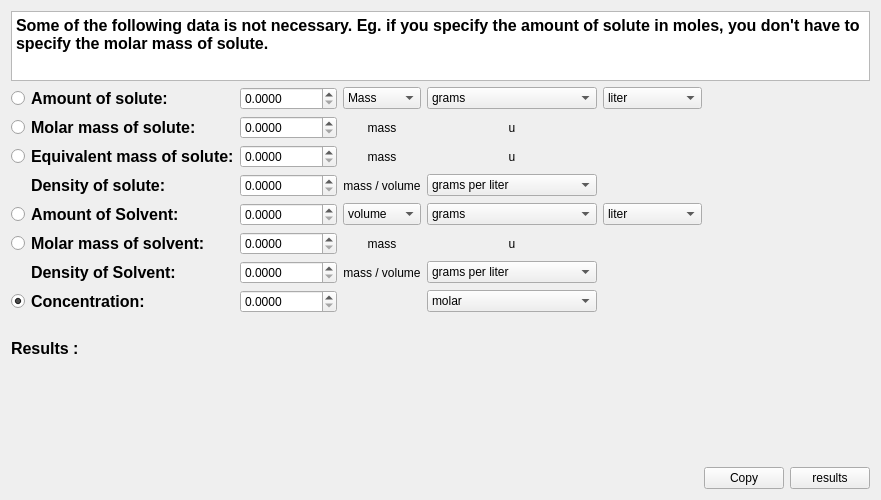
Above: src/calculator/concCalculator.ui from KDE/kalzium before the change. Below: the same form after it.
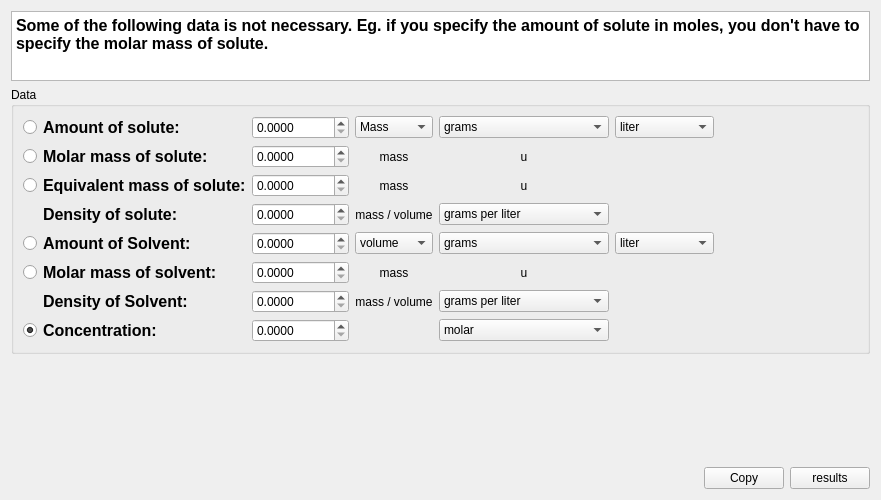
That is the form after the change. Custom widgets are drawn as their Qt base class.

Commit message: Small changes to the user interface, simillar widgets now in group boxes. Changed the value of R ( gas constant ) to 0.0821. Adding the introduction widget to the User interface.

```diff
--- a/src/calculator/concCalculator.ui
+++ b/src/calculator/concCalculator.ui
@@ -32,15 +32,19 @@
     </widget>
    </item>
    <item>
-    <layout class="QGridLayout" name="gridLayout_11">
-     <item row="1" column="1">
+    <widget class="QGroupBox" name="groupBox">
+     <property name="title">
+      <string>Data</string>
+     </property>
+     <layout class="QGridLayout" name="gridLayout">
+      <item row="0" column="0">
       <widget class="QRadioButton" name="r1">
        <property name="text">
         <string/>
        </property>
       </widget>
      </item>
-     <item row="1" column="2">
+      <item row="0" column="1">
       <widget class="QLabel" name="label_36">
        <property name="text">
         <string>&lt;!DOCTYPE HTML PUBLIC &quot;-//W3C//DTD HTML 4.0//EN&quot; &quot;http://www.w3.org/TR/REC-html40/strict.dtd&quot;&gt;
@@ -51,7 +55,7 @@
        </property>
       </widget>
      </item>
-     <item row="1" column="3">
+      <item row="0" column="2">
       <widget class="QDoubleSpinBox" name="amtSolute">
        <property name="decimals">
         <number>4</number>
@@ -61,7 +65,119 @@
        </property>
       </widget>
      </item>
-     <item row="2" column="2">
+      <item row="0" column="3">
+       <widget class="QComboBox" name="amtSltType">
+        <item>
+         <property name="text">
+          <string>Mass</string>
+         </property>
+        </item>
+        <item>
+         <property name="text">
+          <string>volume</string>
+         </property>
+        </item>
+        <item>
+         <property name="text">
+          <string>moles</string>
+         </property>
+        </item>
+       </widget>
+      </item>
+      <item row="0" column="4">
+       <widget class="QComboBox" name="amtSlt_unit">
+        <item>
+         <property name="text">
+          <string>grams</string>
+         </property>
+        </item>
+        <item>
+         <property name="text">
+          <string>tons</string>
+         </property>
+        </item>
+        <item>
+         <property name="text">
+          <string>carats</string>
+         </property>
+        </item>
+        <item>
+         <property name="text">
+          <string>pounds</string>
+         </property>
+        </item>
+        <item>
+         <property name="text">
+          <string>ounces</string>
+         </property>
+        </item>
+        <item>
+         <property name="text">
+          <string>troy ounces</string>
+         </property>
+        </item>
+       </widget>
+      </item>
+      <item row="0" column="5">
+       <widget class="QComboBox" name="amtSlt_unit2">
+        <property name="enabled">
+         <bool>true</bool>
+        </property>
+        <item>
+         <property name="text">
+          <string>liter</string>
+         </property>
+        </item>
+        <item>
+         <property name="text">
+          <string>cubic meters</string>
+         </property>
+        </item>
+        <item>
+         <property name="text">
+          <string>cubic feet</string>
+         </property>
+        </item>
+        <item>
+         <property name="text">
+          <string>cubic inch</string>
+         </property>
+        </item>
+        <item>
+         <property name="text">
+          <string>cubic mile</string>
+         </property>
+        </item>
+        <item>
+         <property name="text">
+          <string>fluid ounce</string>
+         </property>
+        </item>
+        <item>
+         <property name="text">
+          <string>cups</string>
+         </property>
+        </item>
+        <item>
+         <property name="text">
+          <string>gallons</string>
+         </property>
+        </item>
+        <item>
+         <property name="text">
+          <string>pints</string>
+         </property>
+        </item>
+       </widget>
+      </item>
+      <item row="1" column="0">
+       <widget class="QRadioButton" name="r2">
+        <property name="text">
+         <string/>
+        </property>
+       </widget>
+      </item>
+      <item row="1" column="1">
       <widget class="QLabel" name="label_39">
        <property name="text">
         <string>&lt;!DOCTYPE HTML PUBLIC &quot;-//W3C//DTD HTML 4.0//EN&quot; &quot;http://www.w3.org/TR/REC-html40/strict.dtd&quot;&gt;
@@ -72,7 +188,7 @@
        </property>
       </widget>
      </item>
-     <item row="2" column="3">
+      <item row="1" column="2">
       <widget class="QDoubleSpinBox" name="molarMass">
        <property name="decimals">
         <number>4</number>
@@ -82,7 +198,7 @@
        </property>
       </widget>
      </item>
-     <item row="2" column="4">
+      <item row="1" column="3">
       <widget class="QLabel" name="label_17">
        <property name="text">
         <string>mass</string>
@@ -92,7 +208,65 @@
        </property>
       </widget>
      </item>
-     <item row="4" column="2">
+      <item row="1" column="4">
+       <widget class="QLabel" name="label_4">
+        <property name="text">
+         <string>u</string>
+        </property>
+        <property name="alignment">
+         <set>Qt::AlignCenter</set>
+        </property>
+       </widget>
+      </item>
+      <item row="2" column="0">
+       <widget class="QRadioButton" name="r3">
+        <property name="text">
+         <string/>
+        </property>
+       </widget>
+      </item>
+      <item row="2" column="1">
+       <widget class="QLabel" name="label_40">
+        <property name="text">
+         <string>&lt;!DOCTYPE HTML PUBLIC &quot;-//W3C//DTD HTML 4.0//EN&quot; &quot;http://www.w3.org/TR/REC-html40/strict.dtd&quot;&gt;
+&lt;html&gt;&lt;head&gt;&lt;meta name=&quot;qrichtext&quot; content=&quot;1&quot; /&gt;&lt;style type=&quot;text/css&quot;&gt;
+p, li { white-space: pre-wrap; }
+&lt;/style&gt;&lt;/head&gt;&lt;body style=&quot; font-family:'DejaVu Sans'; font-size:9pt; font-weight:400; font-style:normal;&quot;&gt;
+&lt;p style=&quot; margin-top:0px; margin-bottom:0px; margin-left:0px; margin-right:0px; -qt-block-indent:0; text-indent:0px;&quot;&gt;&lt;span style=&quot; font-size:12pt; font-weight:600;&quot;&gt;Equivalent mass of solute:&lt;/span&gt;&lt;/p&gt;&lt;/body&gt;&lt;/html&gt;</string>
+        </property>
+       </widget>
+      </item>
+      <item row="2" column="2">
+       <widget class="QDoubleSpinBox" name="eqtMass">
+        <property name="decimals">
+         <number>4</number>
+        </property>
+        <property name="maximum">
+         <double>1000000000.000000000000000</double>
+        </property>
+       </widget>
+      </item>
+      <item row="2" column="3">
+       <widget class="QLabel" name="label_18">
+        <property name="text">
+         <string>mass</string>
+        </property>
+        <property name="alignment">
+         <set>Qt::AlignCenter</set>
+        </property>
+       </widget>
+      </item>
+      <item row="2" column="4">
+       <widget class="QLabel" name="label_5">
+        <property name="text">
+         <string>u</string>
+        </property>
+        <property name="alignment">
+         <set>Qt::AlignCenter</set>
+        </property>
+       </widget>
+      </item>
+      <item row="3" column="1">
       <widget class="QLabel" name="label_52">
        <property name="text">
         <string>&lt;!DOCTYPE HTML PUBLIC &quot;-//W3C//DTD HTML 4.0//EN&quot; &quot;http://www.w3.org/TR/REC-html40/strict.dtd&quot;&gt;
@@ -103,7 +277,7 @@
        </property>
       </widget>
      </item>
-     <item row="4" column="3">
+      <item row="3" column="2">
       <widget class="QDoubleSpinBox" name="densitySolute">
        <property name="decimals">
         <number>4</number>
@@ -113,7 +287,17 @@
        </property>
       </widget>
      </item>
-     <item row="4" column="5">
+      <item row="3" column="3">
+       <widget class="QLabel" name="label_2">
+        <property name="text">
+         <string>mass / volume</string>
+        </property>
+        <property name="alignment">
+         <set>Qt::AlignCenter</set>
+        </property>
+       </widget>
+      </item>
+      <item row="3" column="4">
       <widget class="QComboBox" name="densSlt_unit">
        <item>
         <property name="text">
@@ -162,14 +346,14 @@
        </item>
       </widget>
      </item>
-     <item row="5" column="1">
+      <item row="4" column="0">
       <widget class="QRadioButton" name="r5">
        <property name="text">
         <string/>
        </property>
       </widget>
      </item>
-     <item row="5" column="2">
+      <item row="4" column="1">
       <widget class="QLabel" name="label_31">
        <property name="text">
         <string>&lt;!DOCTYPE HTML PUBLIC &quot;-//W3C//DTD HTML 4.0//EN&quot; &quot;http://www.w3.org/TR/REC-html40/strict.dtd&quot;&gt;
@@ -180,7 +364,7 @@
        </property>
       </widget>
      </item>
-     <item row="5" column="3">
+      <item row="4" column="2">
       <widget class="QDoubleSpinBox" name="amtSolvent">
        <property name="decimals">
         <number>4</number>
@@ -190,7 +374,7 @@
        </property>
       </widget>
      </item>
-     <item row="5" column="4">
+      <item row="4" column="3">
       <widget class="QComboBox" name="amtSlvtType">
        <item>
         <property name="text">
@@ -209,242 +393,7 @@
        </item>
       </widget>
      </item>
-     <item row="7" column="2">
-      <widget class="QLabel" name="label_55">
-       <property name="text">
-        <string>&lt;!DOCTYPE HTML PUBLIC &quot;-//W3C//DTD HTML 4.0//EN&quot; &quot;http://www.w3.org/TR/REC-html40/strict.dtd&quot;&gt;
-&lt;html&gt;&lt;head&gt;&lt;meta name=&quot;qrichtext&quot; content=&quot;1&quot; /&gt;&lt;style type=&quot;text/css&quot;&gt;
-p, li { white-space: pre-wrap; }
-&lt;/style&gt;&lt;/head&gt;&lt;body style=&quot; font-family:'DejaVu Sans'; font-size:9pt; font-weight:400; font-style:normal;&quot;&gt;
-&lt;p style=&quot; margin-top:0px; margin-bottom:0px; margin-left:0px; margin-right:0px; -qt-block-indent:0; text-indent:0px;&quot;&gt;&lt;span style=&quot; font-size:12pt; font-weight:600;&quot;&gt;Density of Solvent:&lt;/span&gt;&lt;/p&gt;&lt;/body&gt;&lt;/html&gt;</string>
-       </property>
-      </widget>
-     </item>
-     <item row="7" column="3">
-      <widget class="QDoubleSpinBox" name="densitySolvent">
-       <property name="decimals">
-        <number>4</number>
-       </property>
-       <property name="maximum">
-        <double>1000000000.000000000000000</double>
-       </property>
-      </widget>
-     </item>
-     <item row="9" column="1">
-      <widget class="QRadioButton" name="r8">
-       <property name="text">
-        <string/>
-       </property>
-       <property name="checked">
-        <bool>true</bool>
-       </property>
-      </widget>
-     </item>
-     <item row="9" column="2">
-      <widget class="QLabel" name="label_41">
-       <property name="text">
-        <string>&lt;!DOCTYPE HTML PUBLIC &quot;-//W3C//DTD HTML 4.0//EN&quot; &quot;http://www.w3.org/TR/REC-html40/strict.dtd&quot;&gt;
-&lt;html&gt;&lt;head&gt;&lt;meta name=&quot;qrichtext&quot; content=&quot;1&quot; /&gt;&lt;style type=&quot;text/css&quot;&gt;
-p, li { white-space: pre-wrap; }
-&lt;/style&gt;&lt;/head&gt;&lt;body style=&quot; font-family:'DejaVu Sans'; font-size:9pt; font-weight:400; font-style:normal;&quot;&gt;
-&lt;p style=&quot; margin-top:0px; margin-bottom:0px; margin-left:0px; margin-right:0px; -qt-block-indent:0; text-indent:0px;&quot;&gt;&lt;span style=&quot; font-size:12pt; font-weight:600;&quot;&gt;Concentration:&lt;/span&gt;&lt;/p&gt;&lt;/body&gt;&lt;/html&gt;</string>
-       </property>
-      </widget>
-     </item>
-     <item row="9" column="3">
-      <widget class="QDoubleSpinBox" name="concentration">
-       <property name="decimals">
-        <number>4</number>
-       </property>
-       <property name="maximum">
-        <double>1000000000.000000000000000</double>
-       </property>
-      </widget>
-     </item>
-     <item row="9" column="5">
-      <widget class="QComboBox" name="conc_unit">
-       <item>
-        <property name="text">
-         <string>molar</string>
-        </property>
-       </item>
-       <item>
-        <property name="text">
-         <string>Normal</string>
-        </property>
-       </item>
-       <item>
-        <property name="text">
-         <string>molal</string>
-        </property>
-       </item>
-       <item>
-        <property name="text">
-         <string>% ( mass )</string>
-        </property>
-       </item>
-       <item>
-        <property name="text">
-         <string>% ( volume )</string>
-        </property>
-       </item>
-       <item>
-        <property name="text">
-         <string>% ( moles )</string>
-        </property>
-       </item>
-      </widget>
-     </item>
-     <item row="3" column="2">
-      <widget class="QLabel" name="label_40">
-       <property name="text">
-        <string>&lt;!DOCTYPE HTML PUBLIC &quot;-//W3C//DTD HTML 4.0//EN&quot; &quot;http://www.w3.org/TR/REC-html40/strict.dtd&quot;&gt;
-&lt;html&gt;&lt;head&gt;&lt;meta name=&quot;qrichtext&quot; content=&quot;1&quot; /&gt;&lt;style type=&quot;text/css&quot;&gt;
-p, li { white-space: pre-wrap; }
-&lt;/style&gt;&lt;/head&gt;&lt;body style=&quot; font-family:'DejaVu Sans'; font-size:9pt; font-weight:400; font-style:normal;&quot;&gt;
-&lt;p style=&quot; margin-top:0px; margin-bottom:0px; margin-left:0px; margin-right:0px; -qt-block-indent:0; text-indent:0px;&quot;&gt;&lt;span style=&quot; font-size:12pt; font-weight:600;&quot;&gt;Equivalent mass of solute:&lt;/span&gt;&lt;/p&gt;&lt;/body&gt;&lt;/html&gt;</string>
-       </property>
-      </widget>
-     </item>
-     <item row="3" column="1">
-      <widget class="QRadioButton" name="r3">
-       <property name="text">
-        <string/>
-       </property>
-      </widget>
-     </item>
-     <item row="3" column="3">
-      <widget class="QDoubleSpinBox" name="eqtMass">
-       <property name="decimals">
-        <number>4</number>
-       </property>
-       <property name="maximum">
-        <double>1000000000.000000000000000</double>
-       </property>
-      </widget>
-     </item>
-     <item row="3" column="4">
-      <widget class="QLabel" name="label_18">
-       <property name="text">
-        <string>mass</string>
-       </property>
-       <property name="alignment">
-        <set>Qt::AlignCenter</set>
-       </property>
-      </widget>
-     </item>
-     <item row="6" column="2">
-      <widget class="QLabel" name="label_42">
-       <property name="text">
-        <string>&lt;!DOCTYPE HTML PUBLIC &quot;-//W3C//DTD HTML 4.0//EN&quot; &quot;http://www.w3.org/TR/REC-html40/strict.dtd&quot;&gt;
-&lt;html&gt;&lt;head&gt;&lt;meta name=&quot;qrichtext&quot; content=&quot;1&quot; /&gt;&lt;style type=&quot;text/css&quot;&gt;
-p, li { white-space: pre-wrap; }
-&lt;/style&gt;&lt;/head&gt;&lt;body style=&quot; font-family:'DejaVu Sans'; font-size:9pt; font-weight:400; font-style:normal;&quot;&gt;
-&lt;p style=&quot; margin-top:0px; margin-bottom:0px; margin-left:0px; margin-right:0px; -qt-block-indent:0; text-indent:0px;&quot;&gt;&lt;span style=&quot; font-size:12pt; font-weight:600;&quot;&gt;Molar mass of solvent:&lt;/span&gt;&lt;/p&gt;&lt;/body&gt;&lt;/html&gt;</string>
-       </property>
-      </widget>
-     </item>
-     <item row="6" column="1">
-      <widget class="QRadioButton" name="r6">
-       <property name="text">
-        <string/>
-       </property>
-      </widget>
-     </item>
-     <item row="6" column="4">
-      <widget class="QLabel" name="label_19">
-       <property name="text">
-        <string>mass</string>
-       </property>
-       <property name="alignment">
-        <set>Qt::AlignCenter</set>
-       </property>
-      </widget>
-     </item>
-     <item row="6" column="3">
-      <widget class="QDoubleSpinBox" name="molarMassSolvent">
-       <property name="decimals">
-        <number>4</number>
-       </property>
-       <property name="maximum">
-        <double>1000000000.000000000000000</double>
-       </property>
-      </widget>
-     </item>
-     <item row="1" column="4">
-      <widget class="QComboBox" name="amtSltType">
-       <item>
-        <property name="text">
-         <string>Mass</string>
-        </property>
-       </item>
-       <item>
-        <property name="text">
-         <string>volume</string>
-        </property>
-       </item>
-       <item>
-        <property name="text">
-         <string>moles</string>
-        </property>
-       </item>
-      </widget>
-     </item>
-     <item row="1" column="5">
-      <widget class="QComboBox" name="amtSlt_unit">
-       <item>
-        <property name="text">
-         <string>grams</string>
-        </property>
-       </item>
-       <item>
-        <property name="text">
-         <string>tons</string>
-        </property>
-       </item>
-       <item>
-        <property name="text">
-         <string>carats</string>
-        </property>
-       </item>
-       <item>
-        <property name="text">
-         <string>pounds</string>
-        </property>
-       </item>
-       <item>
-        <property name="text">
-         <string>ounces</string>
-        </property>
-       </item>
-       <item>
-        <property name="text">
-         <string>troy ounces</string>
-        </property>
-       </item>
-      </widget>
-     </item>
      <item row="4" column="4">
-      <widget class="QLabel" name="label_2">
-       <property name="text">
-        <string>mass / volume</string>
-       </property>
-       <property name="alignment">
-        <set>Qt::AlignCenter</set>
-       </property>
-      </widget>
-     </item>
-     <item row="7" column="4">
-      <widget class="QLabel" name="label_3">
-       <property name="text">
-        <string>mass / volume</string>
-       </property>
-       <property name="alignment">
-        <set>Qt::AlignCenter</set>
-       </property>
-      </widget>
-     </item>
-     <item row="5" column="5">
       <widget class="QComboBox" name="amtSlvt_unit">
        <property name="enabled">
         <bool>true</bool>
@@ -484,7 +433,7 @@
        </item>
       </widget>
      </item>
-     <item row="5" column="6">
+      <item row="4" column="5">
       <widget class="QComboBox" name="amtSlvt_unit2">
        <item>
         <property name="text">
@@ -533,59 +482,7 @@
        </item>
       </widget>
      </item>
-     <item row="1" column="6">
-      <widget class="QComboBox" name="amtSlt_unit2">
-       <property name="enabled">
-        <bool>true</bool>
-       </property>
-       <item>
-        <property name="text">
-         <string>liter</string>
-        </property>
-       </item>
-       <item>
-        <property name="text">
-         <string>cubic meters</string>
-        </property>
-       </item>
-       <item>
-        <property name="text">
-         <string>cubic feet</string>
-        </property>
-       </item>
-       <item>
-        <property name="text">
-         <string>cubic inch</string>
-        </property>
-       </item>
-       <item>
-        <property name="text">
-         <string>cubic mile</string>
-        </property>
-       </item>
-       <item>
-        <property name="text">
-         <string>fluid ounce</string>
-        </property>
-       </item>
-       <item>
-        <property name="text">
-         <string>cups</string>
-        </property>
-       </item>
-       <item>
-        <property name="text">
-         <string>gallons</string>
-        </property>
-       </item>
-       <item>
-        <property name="text">
-         <string>pints</string>
-        </property>
-       </item>
-      </widget>
-     </item>
-     <item row="5" column="7">
+      <item row="4" column="6">
       <spacer name="horizontalSpacer_16">
        <property name="orientation">
         <enum>Qt::Horizontal</enum>
@@ -598,27 +495,45 @@
        </property>
       </spacer>
      </item>
-     <item row="2" column="5">
-      <widget class="QLabel" name="label_4">
+      <item row="5" column="0">
+       <widget class="QRadioButton" name="r6">
        <property name="text">
-        <string>u</string>
-       </property>
-       <property name="alignment">
-        <set>Qt::AlignCenter</set>
+         <string/>
+        </property>
+       </widget>
+      </item>
+      <item row="5" column="1">
+       <widget class="QLabel" name="label_42">
+        <property name="text">
+         <string>&lt;!DOCTYPE HTML PUBLIC &quot;-//W3C//DTD HTML 4.0//EN&quot; &quot;http://www.w3.org/TR/REC-html40/strict.dtd&quot;&gt;
+&lt;html&gt;&lt;head&gt;&lt;meta name=&quot;qrichtext&quot; content=&quot;1&quot; /&gt;&lt;style type=&quot;text/css&quot;&gt;
+p, li { white-space: pre-wrap; }
+&lt;/style&gt;&lt;/head&gt;&lt;body style=&quot; font-family:'DejaVu Sans'; font-size:9pt; font-weight:400; font-style:normal;&quot;&gt;
+&lt;p style=&quot; margin-top:0px; margin-bottom:0px; margin-left:0px; margin-right:0px; -qt-block-indent:0; text-indent:0px;&quot;&gt;&lt;span style=&quot; font-size:12pt; font-weight:600;&quot;&gt;Molar mass of solvent:&lt;/span&gt;&lt;/p&gt;&lt;/body&gt;&lt;/html&gt;</string>
        </property>
       </widget>
      </item>
-     <item row="3" column="5">
-      <widget class="QLabel" name="label_5">
+      <item row="5" column="2">
+       <widget class="QDoubleSpinBox" name="molarMassSolvent">
+        <property name="decimals">
+         <number>4</number>
+        </property>
+        <property name="maximum">
+         <double>1000000000.000000000000000</double>
+        </property>
+       </widget>
+      </item>
+      <item row="5" column="3">
+       <widget class="QLabel" name="label_19">
        <property name="text">
-        <string>u</string>
+         <string>mass</string>
        </property>
        <property name="alignment">
         <set>Qt::AlignCenter</set>
        </property>
       </widget>
      </item>
-     <item row="6" column="5">
+      <item row="5" column="4">
       <widget class="QLabel" name="label_6">
        <property name="text">
         <string>u</string>
@@ -628,14 +543,38 @@
        </property>
       </widget>
      </item>
-     <item row="2" column="1">
-      <widget class="QRadioButton" name="r2">
+      <item row="6" column="1">
+       <widget class="QLabel" name="label_55">
        <property name="text">
-        <string/>
+         <string>&lt;!DOCTYPE HTML PUBLIC &quot;-//W3C//DTD HTML 4.0//EN&quot; &quot;http://www.w3.org/TR/REC-html40/strict.dtd&quot;&gt;
+&lt;html&gt;&lt;head&gt;&lt;meta name=&quot;qrichtext&quot; content=&quot;1&quot; /&gt;&lt;style type=&quot;text/css&quot;&gt;
+p, li { white-space: pre-wrap; }
+&lt;/style&gt;&lt;/head&gt;&lt;body style=&quot; font-family:'DejaVu Sans'; font-size:9pt; font-weight:400; font-style:normal;&quot;&gt;
+&lt;p style=&quot; margin-top:0px; margin-bottom:0px; margin-left:0px; margin-right:0px; -qt-block-indent:0; text-indent:0px;&quot;&gt;&lt;span style=&quot; font-size:12pt; font-weight:600;&quot;&gt;Density of Solvent:&lt;/span&gt;&lt;/p&gt;&lt;/body&gt;&lt;/html&gt;</string>
        </property>
       </widget>
      </item>
-     <item row="7" column="5">
+      <item row="6" column="2">
+       <widget class="QDoubleSpinBox" name="densitySolvent">
+        <property name="decimals">
+         <number>4</number>
+        </property>
+        <property name="maximum">
+         <double>1000000000.000000000000000</double>
+        </property>
+       </widget>
+      </item>
+      <item row="6" column="3">
+       <widget class="QLabel" name="label_3">
+        <property name="text">
+         <string>mass / volume</string>
+        </property>
+        <property name="alignment">
+         <set>Qt::AlignCenter</set>
+        </property>
+       </widget>
+      </item>
+      <item row="6" column="4">
       <widget class="QComboBox" name="densSlvt_unit">
        <item>
         <property name="text">
@@ -684,7 +623,73 @@
        </item>
       </widget>
      </item>
-    </layout>
+      <item row="7" column="0">
+       <widget class="QRadioButton" name="r8">
+        <property name="text">
+         <string/>
+        </property>
+        <property name="checked">
+         <bool>true</bool>
+        </property>
+       </widget>
+      </item>
+      <item row="7" column="1">
+       <widget class="QLabel" name="label_41">
+        <property name="text">
+         <string>&lt;!DOCTYPE HTML PUBLIC &quot;-//W3C//DTD HTML 4.0//EN&quot; &quot;http://www.w3.org/TR/REC-html40/strict.dtd&quot;&gt;
+&lt;html&gt;&lt;head&gt;&lt;meta name=&quot;qrichtext&quot; content=&quot;1&quot; /&gt;&lt;style type=&quot;text/css&quot;&gt;
+p, li { white-space: pre-wrap; }
+&lt;/style&gt;&lt;/head&gt;&lt;body style=&quot; font-family:'DejaVu Sans'; font-size:9pt; font-weight:400; font-style:normal;&quot;&gt;
+&lt;p style=&quot; margin-top:0px; margin-bottom:0px; margin-left:0px; margin-right:0px; -qt-block-indent:0; text-indent:0px;&quot;&gt;&lt;span style=&quot; font-size:12pt; font-weight:600;&quot;&gt;Concentration:&lt;/span&gt;&lt;/p&gt;&lt;/body&gt;&lt;/html&gt;</string>
+        </property>
+       </widget>
+      </item>
+      <item row="7" column="2">
+       <widget class="QDoubleSpinBox" name="concentration">
+        <property name="decimals">
+         <number>4</number>
+        </property>
+        <property name="maximum">
+         <double>1000000000.000000000000000</double>
+        </property>
+       </widget>
+      </item>
+      <item row="7" column="4">
+       <widget class="QComboBox" name="conc_unit">
+        <item>
+         <property name="text">
+          <string>molar</string>
+         </property>
+        </item>
+        <item>
+         <property name="text">
+          <string>Normal</string>
+         </property>
+        </item>
+        <item>
+         <property name="text">
+          <string>molal</string>
+         </property>
+        </item>
+        <item>
+         <property name="text">
+          <string>% ( mass )</string>
+         </property>
+        </item>
+        <item>
+         <property name="text">
+          <string>% ( volume )</string>
+         </property>
+        </item>
+        <item>
+         <property name="text">
+          <string>% ( moles )</string>
+         </property>
+        </item>
+       </widget>
+      </item>
+     </layout>
+    </widget>
    </item>
    <item>
     <widget class="QLabel" name="error">
@@ -693,17 +698,6 @@
      </property>
     </widget>
    </item>
-   <item>
-    <widget class="QLabel" name="label_34">
-     <property name="text">
-      <string>&lt;!DOCTYPE HTML PUBLIC &quot;-//W3C//DTD HTML 4.0//EN&quot; &quot;http://www.w3.org/TR/REC-html40/strict.dtd&quot;&gt;
-&lt;html&gt;&lt;head&gt;&lt;meta name=&quot;qrichtext&quot; content=&quot;1&quot; /&gt;&lt;style type=&quot;text/css&quot;&gt;
-p, li { white-space: pre-wrap; }
-&lt;/style&gt;&lt;/head&gt;&lt;body style=&quot; font-family:'DejaVu Sans'; font-size:9pt; font-weight:400; font-style:normal;&quot;&gt;
-&lt;p style=&quot; margin-top:0px; margin-bottom:0px; margin-left:0px; margin-right:0px; -qt-block-indent:0; text-indent:0px;&quot;&gt;&lt;span style=&quot; font-size:12pt; font-weight:600;&quot;&gt;Results :&lt;/span&gt;&lt;/p&gt;&lt;/body&gt;&lt;/html&gt;</string>
-     </property>
-    </widget>
-   </item>
    <item>
     <spacer name="verticalSpacer_4">
      <property name="orientation">
```
Left out of the diff: 6 changed lines with no effect on the pictures. Lines whose indentation alone changed are shown as unchanged. The commit also changes 6 other files.
